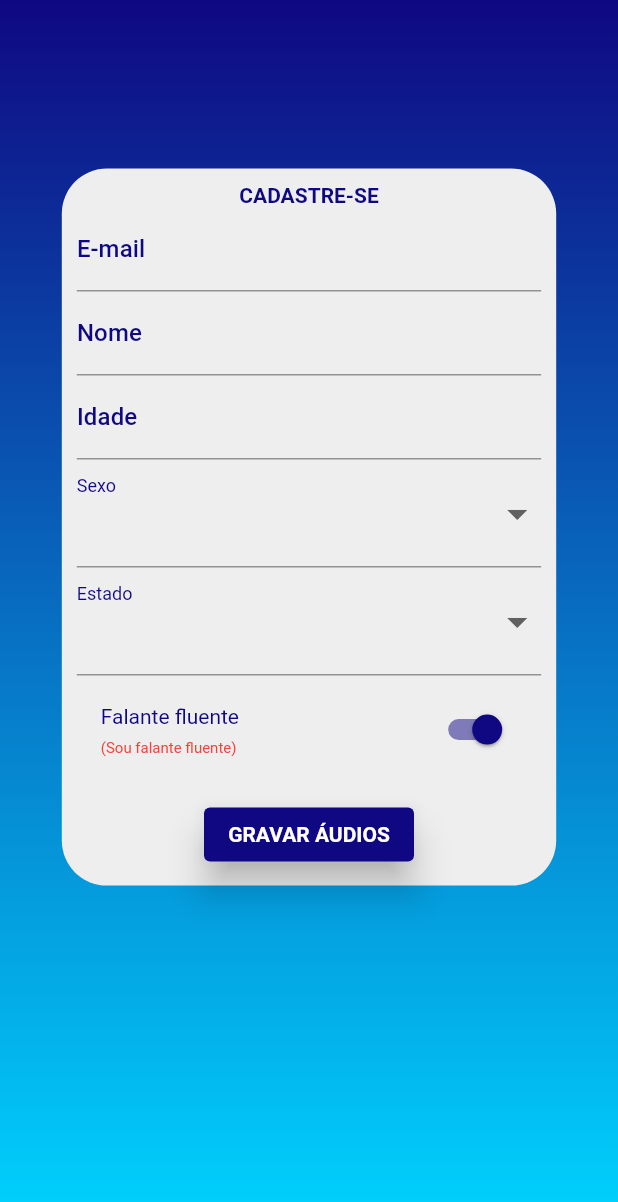
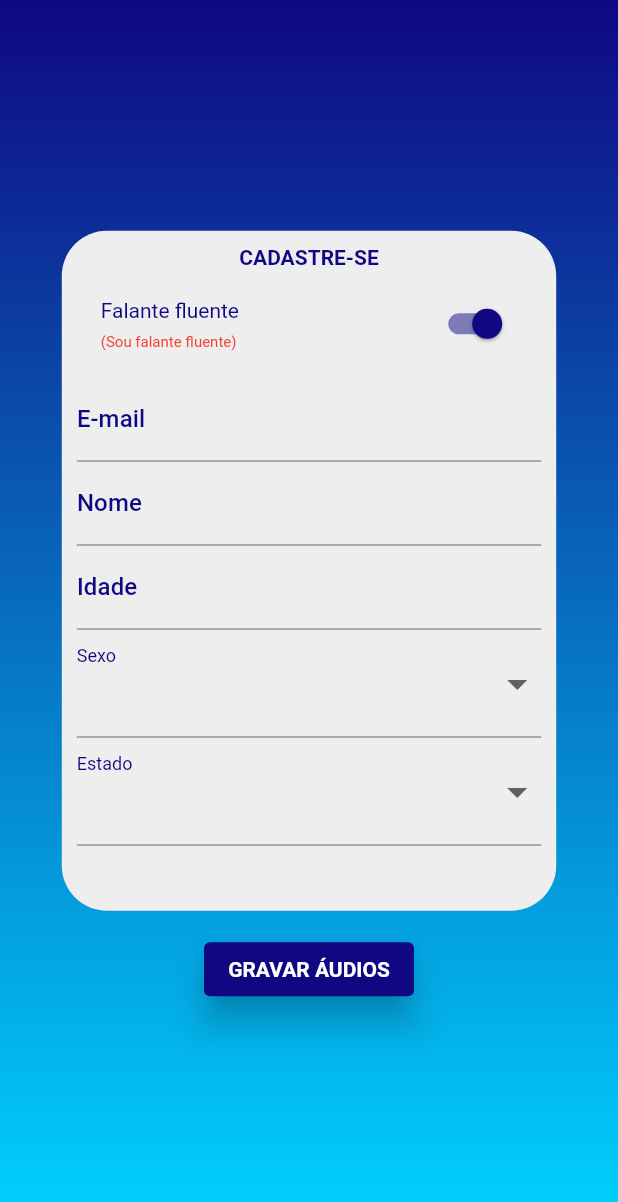
Before and after one commit to rogerio74/AppModeloEntrada, a Flutter app: the Formulario screen opened directly, on a phone screen of 412 x 824 dp. Shown: the top 1202 px of the screen. Run offline on Flutter 3.47's test engine with Material 2 defaults, Android fonts, the phone set to English and light mode, and no system bars; our stand-ins replace audioplayers, connectivity, firebase_core, firebase_database, firebase_storage, permission_handler; missing offline and left inert: flutter_sound; accounts and stored records are empty; Roboto replaces fonts that are missing (MochiyPopOne).

Commit message:
Changed form

```diff
--- a/lib/screens/form_screen.dart
+++ b/lib/screens/form_screen.dart
@@ -148,36 +148,27 @@ class _FormularioState extends State<Formulario> {
   @override
   Widget build(BuildContext context) {
     return Scaffold(
-      body: SizedBox(
-        width: MediaQuery.of(context).size.width,
-        height: MediaQuery.of(context).size.height,
-        child: Container(
+      body: Container(
         decoration: BoxDecoration(
-              gradient: LinearGradient(
-                  colors: [
+            gradient: LinearGradient(colors: [
           Theme.of(context).primaryColor,
           const Color(0xFF00d4ff)
-              ],
-                  begin: Alignment.topCenter,
-                  end: AlignmentDirectional.bottomCenter)),
+        ], begin: Alignment.topCenter, end: AlignmentDirectional.bottomCenter)),
         child: Center(
-            child: SingleChildScrollView(
-              child: SizedBox(
-                height: MediaQuery.of(context).size.height * 0.8,
+          child: Expanded(
             child: Column(
+              mainAxisAlignment: MainAxisAlignment.center,
               children: [
-                    SizedBox(
-                      height: 30,
-                    ),
                 Container(
                   padding: const EdgeInsets.all(10),
                   width: MediaQuery.of(context).size.width * 0.8,
-                      //height: MediaQuery.of(context).size.height * 0.8,
+                  height: MediaQuery.of(context).size.height * 0.55,
                   decoration: BoxDecoration(
                     color: Colors.grey.shade200,
-                        borderRadius:
-                            const BorderRadius.all(Radius.circular(30.0)),
+                    borderRadius: const BorderRadius.all(Radius.circular(30.0)),
                   ),
+                  child: SingleChildScrollView(
+                    child: Center(
                       child: Column(
                         children: [
                           Text('CADASTRE-SE',
@@ -189,6 +180,28 @@ class _FormularioState extends State<Formulario> {
                             key: _formKey,
                             child: Column(
                               children: [
+                                SwitchListTile(
+                                  subtitle: Text(
+                                    '(${_fluente ? "Sou falante fluente" : "Preciso treinar minha fala"})',
+                                    style: Theme.of(context)
+                                        .textTheme
+                                        .subtitle1
+                                        ?.copyWith(
+                                            fontSize: 10, color: Colors.red),
+                                  ),
+                                  title: Text(
+                                    _fluente
+                                        ? "Falante fluente"
+                                        : "Falante não fluente",
+                                  ),
+                                  activeColor: Theme.of(context).primaryColor,
+                                  value: _fluente,
+                                  onChanged: (isfluente) {
+                                    setState(() {
+                                      _fluente = isfluente;
+                                    });
+                                  },
+                                ),
                                 TextFormField(
                                   style: Theme.of(context).textTheme.subtitle2,
                                   controller: _emailController,
@@ -320,27 +333,13 @@ class _FormularioState extends State<Formulario> {
                                     }
                                   },
                                 ),
-                                SwitchListTile(
-                                  subtitle: Text(
-                                    '(${_fluente ? "Sou falante fluente" : "Preciso treinar minha fala"})',
-                                    style: Theme.of(context)
-                                        .textTheme
-                                        .subtitle1
-                                        ?.copyWith(
-                                            fontSize: 10, color: Colors.red),
+                              ],
                             ),
-                                  title: Text(
-                                    _fluente
-                                        ? "Falante fluente"
-                                        : "Falante não fluente",
                           ),
-                                  activeColor: Theme.of(context).primaryColor,
-                                  value: _fluente,
-                                  onChanged: (isfluente) {
-                                    setState(() {
-                                      _fluente = isfluente;
-                                    });
-                                  },
+                        ],
+                      ),
+                    ),
+                  ),
                 ),
                 _processing
                     ? const SizedBox(
@@ -348,13 +347,15 @@ class _FormularioState extends State<Formulario> {
                         width: 30,
                         child: CircularProgressIndicator(),
                       )
-                                    : Container(
-                                        margin: const EdgeInsets.only(top: 10),
+                    : Flexible(
+                        child: Container(
+                          margin: const EdgeInsets.only(top: 15),
                           width: 140,
                           child: ElevatedButton(
+                            style: ElevatedButton.styleFrom(
+                                fixedSize: Size(50, 20)),
                             onPressed: () async {
-                                            if (_formKey.currentState!
-                                                .validate()) {
+                              if (_formKey.currentState!.validate()) {
                                 setState(() {
                                   _processing = true;
                                 });
@@ -362,13 +363,10 @@ class _FormularioState extends State<Formulario> {
                                   (internet) async {
                                     if (internet) {
                                       String? isUsedEmail =
-                                                        await Provider.of<
-                                                            FirebaseDao>(
+                                          await Provider.of<FirebaseDao>(
                                         context,
                                         listen: false,
-                                                    ).isUsedEmail(
-                                                            _emailController
-                                                                .text);
+                                      ).isUsedEmail(_emailController.text);
                                       if (isUsedEmail != null) {
                                         await _showAlertDialogUpdate(
                                           isUsedEmail,
@@ -379,68 +377,45 @@ class _FormularioState extends State<Formulario> {
                                         });
                                       } else {
                                         int _numeroPasta =
-                                                          await Provider.of<
-                                                              FirebaseDao>(
+                                            await Provider.of<FirebaseDao>(
                                           context,
                                           listen: false,
-                                                      ).incrementNumero(
-                                                              'num_pasta', 1);
-                                                      String
-                                                          _numeroPastaConvertido =
-                                                          convertNumeroPasta(
-                                                              _numeroPasta);
-                                                      int numArquivo =
-                                                          Provider.of<Vogais>(
+                                        ).incrementNumero('num_pasta', 1);
+                                        String _numeroPastaConvertido =
+                                            convertNumeroPasta(_numeroPasta);
+                                        int numArquivo = Provider.of<Vogais>(
                                                 context,
                                                 listen: false)
                                             .getNumElementos;
                                         int _numeroArquivos =
-                                                          await Provider.of<
-                                                              FirebaseDao>(
+                                            await Provider.of<FirebaseDao>(
                                           context,
                                           listen: false,
                                         ).incrementNumero(
-                                                              'num_arquivo',
-                                                              numArquivo);
-                                                      String _nomeDaPasta =
-                                                          _getFolderName(
-                                                              _sexoController
-                                                                  .text,
+                                                'num_arquivo', numArquivo);
+                                        String _nomeDaPasta = _getFolderName(
+                                            _sexoController.text,
                                             _numeroPastaConvertido);
-                                                      await Provider.of<
-                                                          FirebaseDao>(
+                                        await Provider.of<FirebaseDao>(
                                           context,
                                           listen: false,
                                         ).sendNewUserData(
-                                                          email:
-                                                              _emailController
-                                                                  .text,
-                                                          nome: _nomeController
-                                                              .text,
-                                                          idade:
-                                                              _idadeController
-                                                                  .text,
-                                                          sexo: _sexoController
-                                                              .text,
-                                                          numPasta:
-                                                              _nomeDaPasta,
-                                                          numArquivos:
-                                                              _numeroArquivos,
+                                            email: _emailController.text,
+                                            nome: _nomeController.text,
+                                            idade: _idadeController.text,
+                                            sexo: _sexoController.text,
+                                            numPasta: _nomeDaPasta,
+                                            numArquivos: _numeroArquivos,
                                             fluente: _fluente,
-                                                          estado:
-                                                              _estadoController
-                                                                  .text);
+                                            estado: _estadoController.text);
 
                                         await Navigator.push(
                                           context,
                                           MaterialPageRoute(
-                                                          builder: (BuildContext
-                                                                  context) =>
+                                            builder: (BuildContext context) =>
                                                 AudiosScreen(
-                                                            folderName:
-                                                                _nomeDaPasta,
-                                                            numeroArquivos:
-                                                                _numeroArquivos,
+                                              folderName: _nomeDaPasta,
+                                              numeroArquivos: _numeroArquivos,
                                               fluente: _fluente,
                                             ),
                                           ),
@@ -457,10 +432,8 @@ class _FormularioState extends State<Formulario> {
                                       });
                                       showGeneralDialog(
                                         context: context,
-                                                      barrierColor:
-                                                          Colors.black54,
-                                                      pageBuilder: (_, __,
-                                                              ___) =>
+                                        barrierColor: Colors.black54,
+                                        pageBuilder: (_, __, ___) =>
                                             const ErroConection(),
                                       );
                                     }
@@ -471,15 +444,11 @@ class _FormularioState extends State<Formulario> {
                             child: const Text('GRAVAR ÁUDIOS'),
                           ),
                         ),
+                      ),
+                // SizedBox(
+                //   height: 20,
+                // )
               ],
-                            ),
-                          ),
-                        ],
-                      ),
-                    ),
-                  ],
-                ),
-              ),
             ),
           ),
         ),
```
Lines whose indentation alone changed are shown as unchanged.
